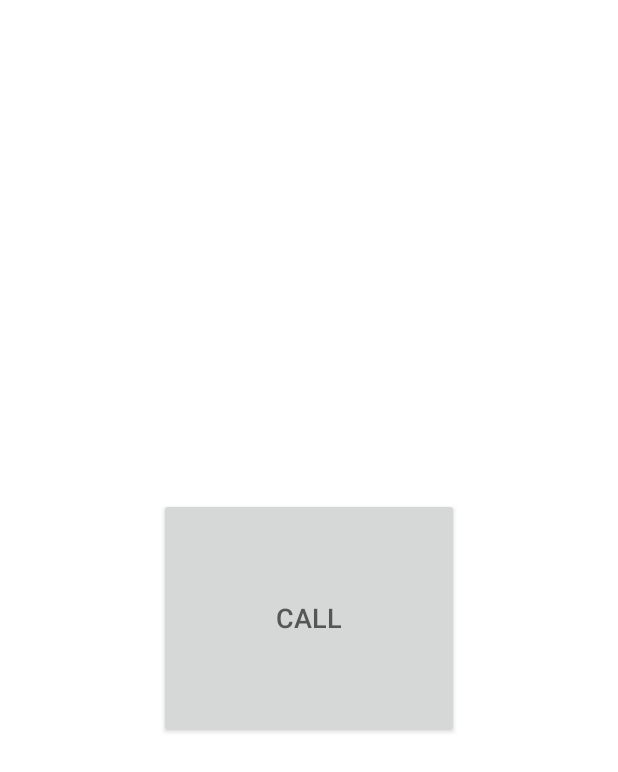
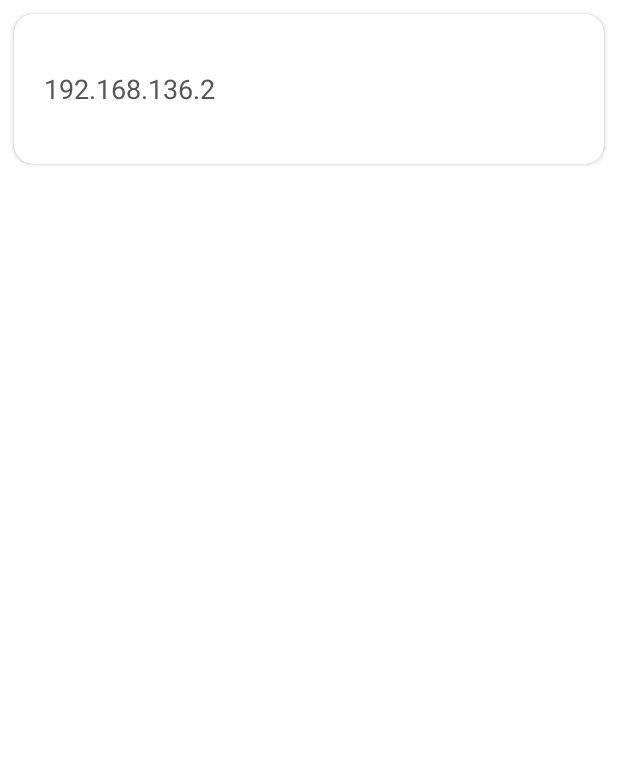
Before and after one commit to CoffeeTL/Talking, an Android app: the screen it shows after launch (CallingActivity), on a phone screen of 412 x 824 dp. Shown: the top 772 px of the screen. Run offline under Robolectric (Android 15) with nearby library versions, the phone set to English and light mode, and no system bars; our stand-ins replace ButterKnife.

Commit message:
put a recycleview into callingActivity

```diff
--- a/app/src/main/java/com/tl/coffee/talking/base/DataConst.java
+++ b/app/src/main/java/com/tl/coffee/talking/base/DataConst.java
@@ -10,6 +10,11 @@ import android.media.MediaRecorder;
  */
 
 public class DataConst {
+    // 组播端口号
+    public static final int MULTI_BROADCAST_PORT = 57333;
+    // 组播地址
+    public static final String MULTI_BROADCAST_IP = "224.9.9.9";
+
     public static final int PORT_CALLING = 58000;
     public static final int PORT_TALKING = 56001;
 
--- a/app/src/main/java/com/tl/coffee/talking/view/activity/CallingActivity.java
+++ b/app/src/main/java/com/tl/coffee/talking/view/activity/CallingActivity.java
@@ -1,16 +1,10 @@
 package com.tl.coffee.talking.view.activity;
 
 import android.os.Bundle;
-import android.os.Handler;
-import android.os.Message;
 import android.support.annotation.Nullable;
-import android.telecom.Call;
-import android.text.Editable;
-import android.text.TextWatcher;
+import android.support.v7.widget.LinearLayoutManager;
+import android.support.v7.widget.RecyclerView;
 import android.util.Log;
-import android.view.View;
-import android.widget.Button;
-import android.widget.EditText;
 
 import com.google.gson.reflect.TypeToken;
 import com.tl.coffee.talking.R;
@@ -19,37 +13,47 @@ import com.tl.coffee.talking.base.DataConst;
 import com.tl.coffee.talking.model.CmdModel;
 import com.tl.coffee.talking.presenter.CallingPresenter;
 import com.tl.coffee.talking.presenter.ibinder.ICallingBinder;
-import com.tl.coffee.talking.task.CallingServer;
-import com.tl.coffee.talking.task.CallingThread;
-import com.tl.coffee.talking.task.TalkingClient;
-import com.tl.coffee.talking.task.TalkingServer;
 import com.tl.coffee.talking.utils.GsonHolder;
+import com.tl.coffee.talking.view.adapter.IpAdapter;
+
+import java.util.ArrayList;
+import java.util.List;
+
+import butterknife.BindView;
+import butterknife.ButterKnife;
 
 /**
  * Created by coffee on 2017/12/6.
  */
 
-public class CallingActivity extends BaseActivity implements View.OnClickListener,ICallingBinder{
-    private Button btn_btn;
-    private String serverIp = "192.168.136.3";//the ip you want to communicate
+public class CallingActivity extends BaseActivity implements ICallingBinder{
+    @BindView(R.id.activity_calling_recycle) RecyclerView recyclerView;
     private CallingPresenter callingPresenter;
+    private List<String> dataList;
+    private IpAdapter ipAdapter;
+
 
     @Override
     protected void onCreate(@Nullable Bundle savedInstanceState) {
         super.onCreate(savedInstanceState);
         setContentView(R.layout.activity_calling);
+        ButterKnife.bind(this);
         bindView();
+        loadData();
         callingPresenter = new CallingPresenter(this);
     }
+
+    private void loadData() {
+        dataList = new ArrayList<>();
+        dataList.add("192.168.136.2");
+        ipAdapter = new IpAdapter(this,dataList);
+        recyclerView.setAdapter(ipAdapter);
+        ipAdapter.notifyDataSetChanged();
+
+    }
+
     private void bindView() {
-        btn_btn = findViewById(R.id.activity_calling_btn_call);
-        btn_btn.setOnClickListener(this);
-    }
-    @Override
-    public void onClick(View view) {
-        if(view.getId() == R.id.activity_calling_btn_call){
-            callingPresenter.sendRequest(serverIp,DataConst.CMD_CALLING,0);
-        }
+        recyclerView.setLayoutManager(new LinearLayoutManager(this));
     }
 
     @Override
@@ -60,4 +64,9 @@ public class CallingActivity extends BaseActivity implements View.OnClickListene
             TalkingActivity.startPage(this,model.getSerial(),model.getServerIp());
         }
     }
+
+    public void clickIten(String ip) {
+        callingPresenter.sendRequest(ip,DataConst.CMD_CALLING,0);
+    }
+
 }
--- /dev/null
+++ b/app/src/main/java/com/tl/coffee/talking/view/adapter/IpAdapter.java
@@ -0,0 +1,58 @@
+package com.tl.coffee.talking.view.adapter;
+
+import android.content.Context;
+import android.support.v7.widget.RecyclerView;
+import android.view.LayoutInflater;
+import android.view.View;
+import android.view.ViewGroup;
+
+import com.tl.coffee.talking.R;
+import com.tl.coffee.talking.view.holder.IpHolder;
+
+import java.util.List;
+
+import butterknife.ButterKnife;
+
+/**
+ * Created by coffee on 2017/12/14.
+ */
+
+public class IpAdapter extends RecyclerView.Adapter<RecyclerView.ViewHolder> {
+    private Context context;
+    private List<String> dataList;
+    private LayoutInflater inflater;
+    private static int TYPE_IP = 1;
+    public IpAdapter(Context context, List<String> dataList){
+        this.context = context;
+        this.dataList = dataList;
+        inflater = LayoutInflater.from(context);
+    }
+
+    @Override
+    public RecyclerView.ViewHolder onCreateViewHolder(ViewGroup parent, int viewType) {
+        if(TYPE_IP == viewType){
+            View ipview = inflater.inflate(R.layout.item_calling,null);
+            IpHolder holder = new IpHolder(context,ipview);
+            ButterKnife.bind(holder,ipview);
+            return holder;
+        }
+        return null;
+    }
+
+    @Override
+    public void onBindViewHolder(RecyclerView.ViewHolder holder, int position) {
+        if(holder instanceof IpHolder){
+            ((IpHolder) holder).setData(dataList.get(position));
+        }
+    }
+
+    @Override
+    public int getItemCount() {
+        return dataList.size();
+    }
+
+    @Override
+    public int getItemViewType(int position) {
+        return TYPE_IP;
+    }
+}
--- /dev/null
+++ b/app/src/main/java/com/tl/coffee/talking/view/holder/IpHolder.java
@@ -0,0 +1,33 @@
+package com.tl.coffee.talking.view.holder;
+
+import android.content.Context;
+import android.support.v7.widget.RecyclerView;
+import android.view.View;
+import android.widget.TextView;
+
+import com.tl.coffee.talking.R;
+import com.tl.coffee.talking.view.activity.CallingActivity;
+
+import butterknife.BindView;
+
+/**
+ * Created by coffee on 2017/12/14.
+ */
+
+public class IpHolder extends RecyclerView.ViewHolder {
+    private Context context;
+    @BindView(R.id.item_calling_tv)TextView tv_ip;
+    public IpHolder(Context contex, View itemView) {
+        super(itemView);
+        this.context = contex;
+    }
+    public void setData(String ip){
+        tv_ip.setText(ip);
+        tv_ip.setOnClickListener(v->{
+            if(context instanceof CallingActivity){
+                CallingActivity ca = (CallingActivity) context;
+                ca.clickIten(ip);
+            }
+        });
+    }
+}
--- a/app/src/main/res/layout/activity_calling.xml
+++ b/app/src/main/res/layout/activity_calling.xml
@@ -3,14 +3,11 @@
                 android:background="#ffffff"
                 android:layout_width="match_parent"
                 android:layout_height="match_parent">
-    <Button
-        android:id="@+id/activity_calling_btn_call"
-        android:text="Call"
-        android:textSize="18sp"
-        android:layout_centerInParent="true"
-        android:textColor="#565656"
-        android:layout_width="200dp"
-        android:layout_height="160dp"/>
+    <android.support.v7.widget.RecyclerView
+        android:id="@+id/activity_calling_recycle"
+        android:layout_alignParentTop="true"
+        android:layout_width="match_parent"
+        android:layout_height="wrap_content"/>
 
 
 
--- /dev/null
+++ b/app/src/main/res/layout/item_calling.xml
@@ -0,0 +1,27 @@
+<?xml version="1.0" encoding="utf-8"?>
+<RelativeLayout xmlns:android="http://schemas.android.com/apk/res/android"
+                                             android:layout_width="match_parent"
+                                             android:layout_height="match_parent">
+    <android.support.v7.widget.CardView
+        xmlns:app="http://schemas.android.com/apk/res-auto"
+        android:id="@+id/item_img_cell_card"
+        app:cardElevation="2dp"
+        app:contentPadding="2dp"
+        app:cardCornerRadius="13dp"
+        android:layout_margin="9dp"
+        android:layout_width="match_parent"
+        android:layout_height="100dp">
+        <TextView
+            android:id="@+id/item_calling_tv"
+            android:textSize="18sp"
+            android:textColor="#565656"
+            android:layout_gravity="left|center_vertical"
+            android:layout_marginLeft="18dp"
+            android:layout_width="wrap_content"
+            android:layout_height="wrap_content"/>
+
+
+    </android.support.v7.widget.CardView>
+
+
+</RelativeLayout>
--- a/build.gradle
+++ b/build.gradle
@@ -5,9 +5,12 @@ buildscript {
     repositories {
         google()
         jcenter()
+        mavenCentral()
     }
     dependencies {
-        classpath 'com.android.tools.build:gradle:3.0.0'
+        classpath 'com.android.tools.build:gradle:3.0.1'
+        classpath 'me.tatarka:gradle-retrolambda:3.7.0'
+        classpath 'com.jakewharton:butterknife-gradle-plugin:8.4.0'
 
 
         // NOTE: Do not place your application dependencies here; they belong
@@ -19,6 +22,7 @@ allprojects {
     repositories {
         google()
         jcenter()
+        mavenCentral()
     }
 }
 
```
Also changed, not shown: app/build.gradle (+11 -0 lines), app/src/main/java/com/tl/coffee/talking/view/activity/TalkingActivity.java (+24 -38 lines), app/src/main/res/values/strings.xml (+12 -0 lines).
